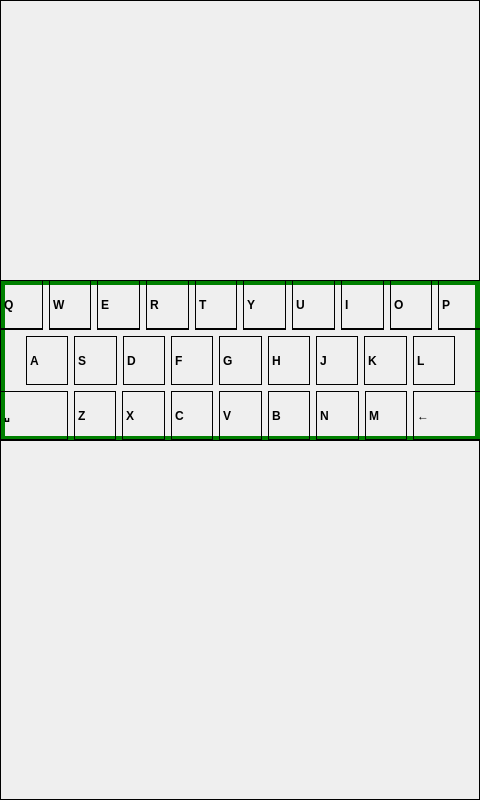
Qt form resources/ui/main/fridgettwo.ui (guuse/fridget-python) before a commit.
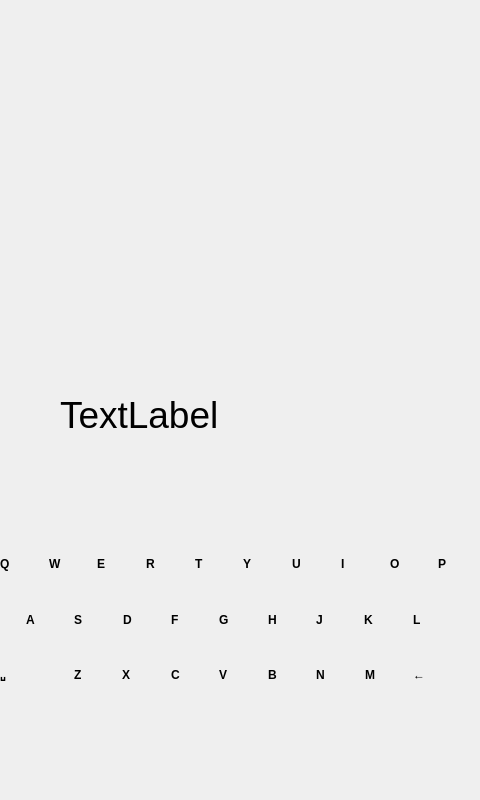
The same form after that commit. Icons and pictures are not drawn.

```diff
--- a/resources/ui/main/fridgettwo.ui
+++ b/resources/ui/main/fridgettwo.ui
@@ -1182,19 +1182,16 @@
     </widget>
     <widget class="QWidget" name="page">
      <property name="styleSheet">
-      <string notr="true">QWidget {
-	border: 1px solid black;
+      <string notr="true">QWidget#customProductNamePage {
+border-image: url(:/images/screen10_product name.png);
 }
-
-QWidget#keyboardWidget {
-	border: 5px solid green;
-}</string>
+</string>
      </property>
      <widget class="QWidget" name="keyboardWidget" native="true">
       <property name="geometry">
        <rect>
         <x>0</x>
-        <y>280</y>
+        <y>540</y>
         <width>480</width>
         <height>161</height>
        </rect>
@@ -1233,8 +1230,8 @@
               <rect>
                <x>0</x>
                <y>0</y>
-               <width>44</width>
-               <height>49</height>
+               <width>42</width>
+               <height>47</height>
               </rect>
              </property>
              <property name="text">
@@ -1250,8 +1247,8 @@
               <rect>
                <x>0</x>
                <y>0</y>
-               <width>44</width>
-               <height>49</height>
+               <width>42</width>
+               <height>47</height>
               </rect>
              </property>
              <property name="text">
@@ -1267,8 +1264,8 @@
               <rect>
                <x>0</x>
                <y>0</y>
-               <width>44</width>
-               <height>49</height>
+               <width>42</width>
+               <height>47</height>
               </rect>
              </property>
              <property name="text">
@@ -1284,8 +1281,8 @@
               <rect>
                <x>0</x>
                <y>0</y>
-               <width>44</width>
-               <height>49</height>
+               <width>42</width>
+               <height>47</height>
               </rect>
              </property>
              <property name="text">
@@ -1301,8 +1298,8 @@
               <rect>
                <x>0</x>
                <y>0</y>
-               <width>44</width>
-               <height>49</height>
+               <width>42</width>
+               <height>47</height>
               </rect>
              </property>
              <property name="text">
@@ -1318,14 +1315,14 @@
               <rect>
                <x>0</x>
                <y>0</y>
-               <width>44</width>
-               <height>49</height>
+               <width>42</width>
+               <height>47</height>
               </rect>
              </property>
              <property name="maximumSize">
               <size>
-               <width>44</width>
-               <height>49</height>
+               <width>42</width>
+               <height>47</height>
               </size>
              </property>
              <property name="text">
@@ -1341,8 +1338,8 @@
               <rect>
                <x>0</x>
                <y>0</y>
-               <width>44</width>
-               <height>49</height>
+               <width>42</width>
+               <height>47</height>
               </rect>
              </property>
              <property name="text">
@@ -1358,8 +1355,8 @@
               <rect>
                <x>0</x>
                <y>0</y>
-               <width>44</width>
-               <height>49</height>
+               <width>42</width>
+               <height>47</height>
               </rect>
              </property>
              <property name="text">
@@ -1375,8 +1372,8 @@
               <rect>
                <x>0</x>
                <y>0</y>
-               <width>44</width>
-               <height>49</height>
+               <width>42</width>
+               <height>47</height>
               </rect>
              </property>
              <property name="text">
@@ -1392,8 +1389,8 @@
               <rect>
                <x>0</x>
                <y>0</y>
-               <width>44</width>
-               <height>49</height>
+               <width>42</width>
+               <height>47</height>
               </rect>
              </property>
              <property name="text">
@@ -1416,8 +1413,8 @@
               <rect>
                <x>0</x>
                <y>0</y>
-               <width>44</width>
-               <height>49</height>
+               <width>42</width>
+               <height>47</height>
               </rect>
              </property>
              <property name="text">
@@ -1433,8 +1430,8 @@
               <rect>
                <x>0</x>
                <y>0</y>
-               <width>44</width>
-               <height>49</height>
+               <width>42</width>
+               <height>47</height>
               </rect>
              </property>
              <property name="text">
@@ -1460,6 +1457,7 @@
             <property name="styleSheet">
              <string notr="true">QWidget {
 	border: 0;
+	background-color: 0;
 }</string>
             </property>
            </widget>
@@ -1471,8 +1469,8 @@
               <rect>
                <x>0</x>
                <y>0</y>
-               <width>44</width>
-               <height>49</height>
+               <width>42</width>
+               <height>47</height>
               </rect>
              </property>
              <property name="text">
@@ -1488,8 +1486,8 @@
               <rect>
                <x>0</x>
                <y>0</y>
-               <width>44</width>
-               <height>49</height>
+               <width>42</width>
+               <height>47</height>
               </rect>
              </property>
              <property name="text">
@@ -1505,8 +1503,8 @@
               <rect>
                <x>0</x>
                <y>0</y>
-               <width>44</width>
-               <height>49</height>
+               <width>42</width>
+               <height>47</height>
               </rect>
              </property>
              <property name="text">
@@ -1522,8 +1520,8 @@
               <rect>
                <x>0</x>
                <y>0</y>
-               <width>44</width>
-               <height>49</height>
+               <width>42</width>
+               <height>47</height>
               </rect>
              </property>
              <property name="text">
@@ -1549,6 +1547,7 @@
             <property name="styleSheet">
              <string notr="true">QWidget {
 	border: 0;
+	background-color: 0;
 }</string>
             </property>
            </widget>
@@ -1560,8 +1559,8 @@
               <rect>
                <x>0</x>
                <y>0</y>
-               <width>44</width>
-               <height>49</height>
+               <width>42</width>
+               <height>47</height>
               </rect>
              </property>
              <property name="text">
@@ -1577,8 +1576,8 @@
               <rect>
                <x>0</x>
                <y>0</y>
-               <width>44</width>
-               <height>49</height>
+               <width>42</width>
+               <height>47</height>
               </rect>
              </property>
              <property name="text">
@@ -1594,8 +1593,8 @@
               <rect>
                <x>0</x>
                <y>0</y>
-               <width>44</width>
-               <height>49</height>
+               <width>42</width>
+               <height>47</height>
               </rect>
              </property>
              <property name="text">
@@ -1624,8 +1623,8 @@
               <rect>
                <x>0</x>
                <y>0</y>
-               <width>70</width>
-               <height>49</height>
+               <width>68</width>
+               <height>47</height>
               </rect>
              </property>
              <property name="styleSheet">
@@ -1644,8 +1643,8 @@
               <rect>
                <x>0</x>
                <y>0</y>
-               <width>44</width>
-               <height>49</height>
+               <width>42</width>
+               <height>47</height>
               </rect>
              </property>
              <property name="text">
@@ -1661,8 +1660,8 @@
               <rect>
                <x>0</x>
                <y>0</y>
-               <width>44</width>
-               <height>49</height>
+               <width>42</width>
+               <height>47</height>
               </rect>
              </property>
              <property name="text">
@@ -1678,8 +1677,8 @@
               <rect>
                <x>0</x>
                <y>0</y>
-               <width>44</width>
-               <height>49</height>
+               <width>42</width>
+               <height>47</height>
               </rect>
              </property>
              <property name="text">
@@ -1695,8 +1694,8 @@
               <rect>
                <x>0</x>
                <y>0</y>
-               <width>44</width>
-               <height>49</height>
+               <width>42</width>
+               <height>47</height>
               </rect>
              </property>
              <property name="text">
@@ -1718,8 +1717,8 @@
               <rect>
                <x>0</x>
                <y>0</y>
-               <width>70</width>
-               <height>49</height>
+               <width>68</width>
+               <height>47</height>
               </rect>
              </property>
              <property name="styleSheet">
@@ -1738,8 +1737,8 @@
               <rect>
                <x>0</x>
                <y>0</y>
-               <width>44</width>
-               <height>49</height>
+               <width>42</width>
+               <height>47</height>
               </rect>
              </property>
              <property name="text">
@@ -1755,8 +1754,8 @@
               <rect>
                <x>0</x>
                <y>0</y>
-               <width>44</width>
-               <height>49</height>
+               <width>42</width>
+               <height>47</height>
               </rect>
              </property>
              <property name="text">
@@ -1772,8 +1771,8 @@
               <rect>
                <x>0</x>
                <y>0</y>
-               <width>44</width>
-               <height>49</height>
+               <width>42</width>
+               <height>47</height>
               </rect>
              </property>
              <property name="text">
@@ -1787,6 +1786,31 @@
        </layout>
       </widget>
      </widget>
+     <widget class="QLabel" name="label_29">
+      <property name="geometry">
+       <rect>
+        <x>60</x>
+        <y>390</y>
+        <width>360</width>
+        <height>50</height>
+       </rect>
+      </property>
+      <property name="font">
+       <font>
+        <family>MS Sans Serif</family>
+        <pointsize>28</pointsize>
+       </font>
+      </property>
+      <property name="styleSheet">
+       <string notr="true">background-color: rgba(255, 255, 255, .3);</string>
+      </property>
+      <property name="text">
+       <string>TextLabel</string>
+      </property>
+      <property name="margin">
+       <number>5</number>
+      </property>
+     </widget>
     </widget>
    </widget>
   </widget>
```
Left out of the diff: 61 changed lines with no effect on the pictures.
